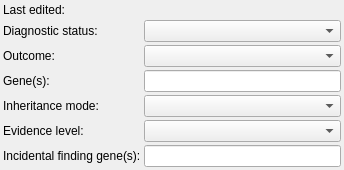
imgag/ngs-bits, file src/GSvar/DiagnosticStatusWidget.ui: the form before one commit.
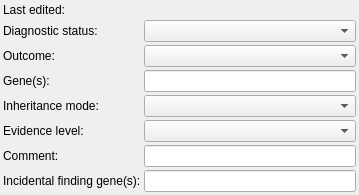
The form after the commit.

Commit message: GSvar: added diagnostic sample overview dialog.

```diff
--- a/src/GSvar/DiagnosticStatusWidget.ui
+++ b/src/GSvar/DiagnosticStatusWidget.ui
@@ -6,8 +6,8 @@
    <rect>
     <x>0</x>
     <y>0</y>
-    <width>344</width>
-    <height>151</height>
+    <width>359</width>
+    <height>183</height>
    </rect>
   </property>
   <property name="sizePolicy">
@@ -91,7 +91,7 @@
    <item row="5" column="1">
     <widget class="QComboBox" name="evidence"/>
    </item>
-   <item row="6" column="0">
+   <item row="7" column="0">
     <widget class="QLabel" name="label_6">
      <property name="toolTip">
       <string>Comma-separated list of genes with incidental findings.</string>
@@ -101,7 +101,7 @@
      </property>
     </widget>
    </item>
-   <item row="6" column="1">
+   <item row="7" column="1">
     <widget class="QLineEdit" name="genes_incidental"/>
    </item>
    <item row="0" column="0">
@@ -121,6 +121,19 @@
      </property>
     </widget>
    </item>
+   <item row="6" column="0">
+    <widget class="QLabel" name="label_8">
+     <property name="toolTip">
+      <string>&lt;html&gt;&lt;head/&gt;&lt;body&gt;&lt;p&gt;Further explaination of the findings, e.g. variant type.&lt;/p&gt;&lt;/body&gt;&lt;/html&gt;</string>
+     </property>
+     <property name="text">
+      <string>Comment:</string>
+     </property>
+    </widget>
+   </item>
+   <item row="6" column="1">
+    <widget class="QLineEdit" name="comment"/>
+   </item>
   </layout>
  </widget>
  <tabstops>
```
The commit also changes 30 other files.
